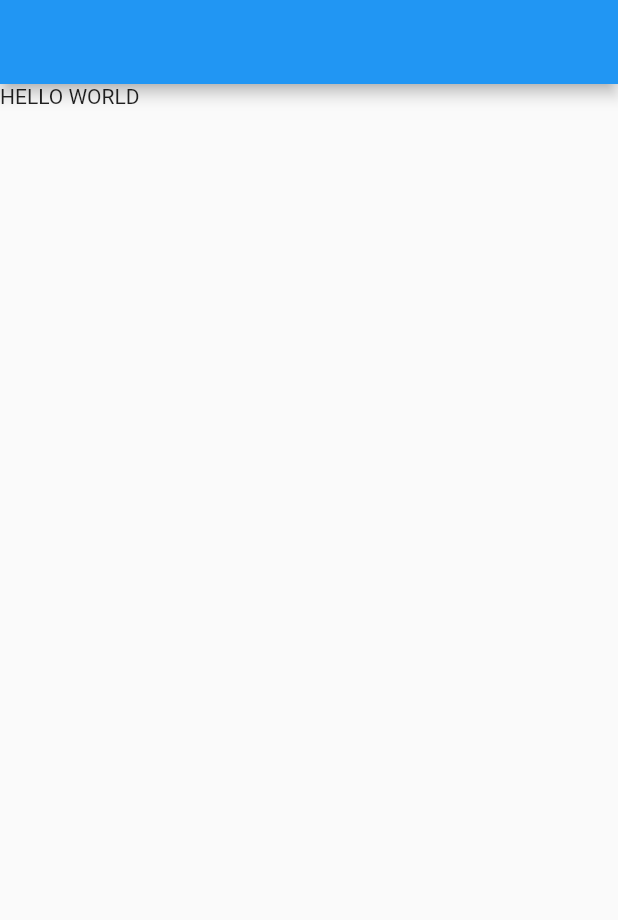
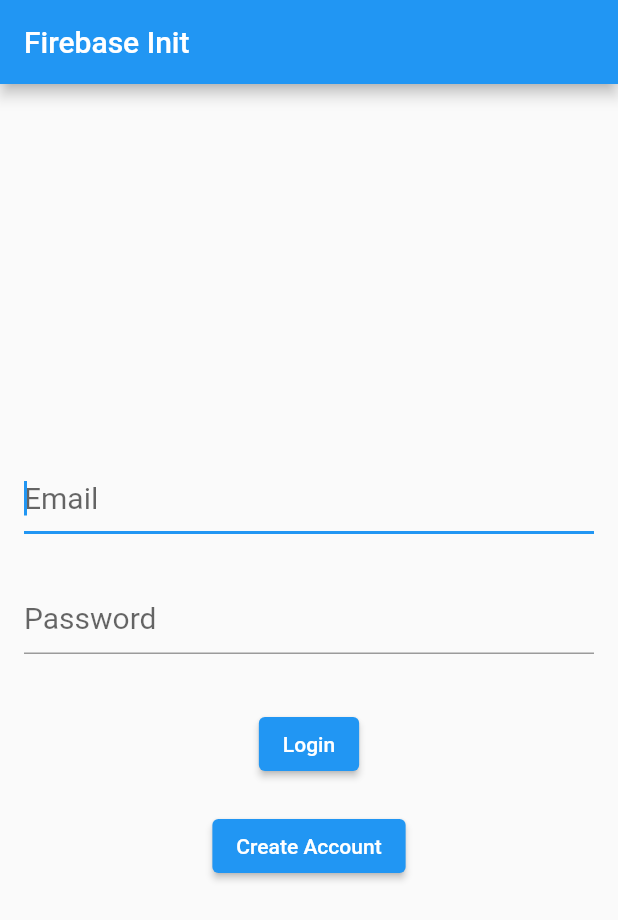
Before and after one commit to gustavovisentini/firebase_init, a Flutter app: the screen it shows after launch, on a phone screen of 412 x 824 dp. Shown: the top 920 px of the screen. Run offline on Flutter 3.47's test engine with Material 2 defaults, Android fonts, the phone set to English and light mode, and no system bars; our stand-ins replace cloud_firestore, firebase_auth, firebase_core; accounts and stored records are empty.

Commit message:
aula parte 1

```diff
--- /dev/null
+++ b/lib/login.dart
@@ -0,0 +1,72 @@
+import 'package:flutter/material.dart';
+
+class Login extends StatefulWidget {
+  const Login({super.key});
+
+  @override
+  State<Login> createState() => _LoginState();
+}
+
+class _LoginState extends State<Login> {
+  TextEditingController _controllerEmail = TextEditingController();
+  TextEditingController _controllerPassword = TextEditingController();
+
+  _validaCampos() {}
+
+  @override
+  Widget build(BuildContext context) {
+    return Scaffold(
+      appBar: AppBar(
+        title: Text("Firebase Init"),
+      ),
+      body: Container(
+        child: Column(
+            //alinhamentos dos widgets filhos
+            crossAxisAlignment: CrossAxisAlignment.center,
+            mainAxisAlignment: MainAxisAlignment.center,
+            children: [
+              //text input do email
+              Padding(
+                padding: const EdgeInsets.all(16.0),
+                child: TextField(
+                  controller: _controllerEmail,
+                  keyboardType: TextInputType.emailAddress,
+                  autofocus: true,
+                  style: TextStyle(fontSize: 20),
+                  decoration: InputDecoration(hintText: "Email"),
+                ),
+              ),
+              //text input do password
+              Padding(
+                padding: const EdgeInsets.all(16.0),
+                child: TextField(
+                  controller: _controllerPassword,
+                  keyboardType: TextInputType.emailAddress,
+                  autofocus: false,
+                  style: TextStyle(fontSize: 20),
+                  decoration: InputDecoration(hintText: "Password"),
+                ),
+              ),
+              //botao login
+              Padding(
+                padding: const EdgeInsets.only(top: 20),
+                child: ElevatedButton(
+                    onPressed: () {
+                      _validaCampos();
+                    },
+                    child: Text("Login")),
+              ),
+              //botao criar conta
+              Padding(
+                padding: const EdgeInsets.only(top: 20),
+                child: ElevatedButton(
+                    onPressed: () {
+                      //navigator para a tela de criar conta
+                    },
+                    child: Text("Create Account")),
+              )
+            ]),
+      ),
+    );
+  }
+}
--- a/lib/main.dart
+++ b/lib/main.dart
@@ -1,4 +1,5 @@
 import 'package:firebase_init/home.dart';
+import 'package:firebase_init/login.dart';
 import 'package:flutter/material.dart';
 import 'package:firebase_core/firebase_core.dart';
 
@@ -8,6 +9,6 @@ void main() async {
   await Firebase.initializeApp();
   //inicializa o app
   runApp(const MaterialApp(
-    home: Home(),
+    home: Login(),
   ));
 }
```
